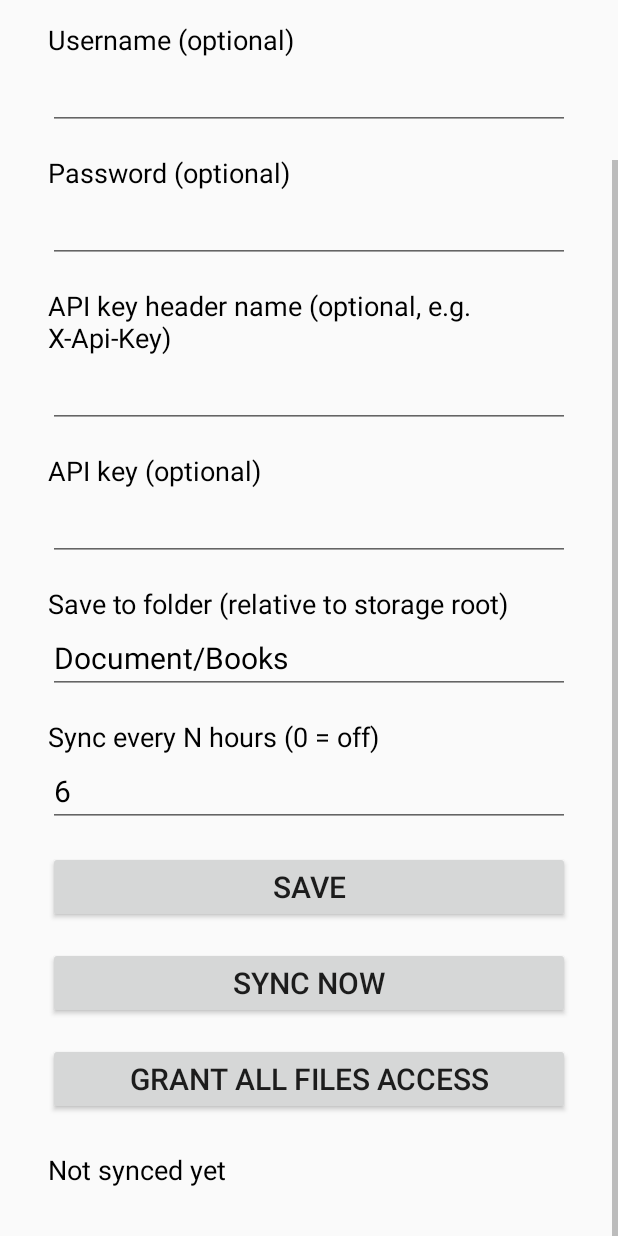
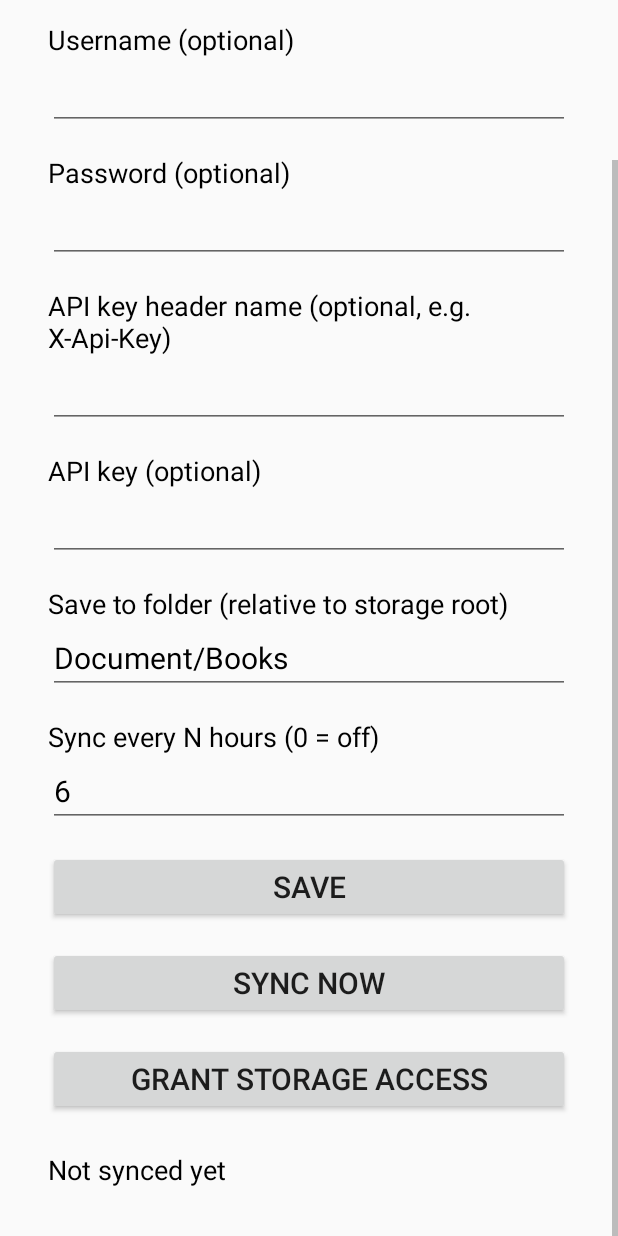
Before and after one commit to FazalAAli/supernote-opds-sync, an Android app: the screen it shows after launch (MainActivity), scrolled down 122 dp, on a phone screen of 412 x 824 dp. Run offline under Robolectric (Android 15) with nearby library versions, the phone set to English and light mode, and no system bars.

Commit message:
feat: request storage access with a runtime prompt
Replace "All files access" (MANAGE_EXTERNAL_STORAGE), which can only be
granted from a settings screen or adb, with WRITE_EXTERNAL_STORAGE and
legacy storage (targetSdk 29 + requestLegacyExternalStorage). Android 11
honours legacy storage for apps targeting 29, so a normal Allow/Deny
prompt grants write access to Document/.

The app asks on first launch. The "Grant storage access" button asks
again, or opens app settings after "Don't ask again". Legacy storage is
decided at install time, so the app tells the user to reinstall if it
isn't in effect.

```diff
--- a/app/src/main/kotlin/io/github/fazalaali/supernoteopds/MainActivity.kt
+++ b/app/src/main/kotlin/io/github/fazalaali/supernoteopds/MainActivity.kt
@@ -1,7 +1,7 @@
 package io.github.fazalaali.supernoteopds
 
+import android.Manifest
 import android.app.Activity
-import android.content.ActivityNotFoundException
 import android.content.Intent
 import android.content.SharedPreferences
 import android.net.Uri
@@ -69,21 +69,31 @@ class MainActivity : Activity() {
             prefs.setStatus(if (h > 0) "Saved. Syncing every $h h." else "Saved. Periodic sync off.")
         }
         findViewById<Button>(R.id.sync).setOnClickListener { SyncWorker.syncNow(this) }
-        findViewById<Button>(R.id.grant).setOnClickListener {
-            try {
-                startActivity(Intent(Settings.ACTION_MANAGE_APP_ALL_FILES_ACCESS_PERMISSION, Uri.parse("package:$packageName")))
-            } catch (e: ActivityNotFoundException) {
-                status.text = "No settings screen. Run:\nadb shell appops set $packageName MANAGE_EXTERNAL_STORAGE allow"
-            }
-        }
+        findViewById<Button>(R.id.grant).setOnClickListener { requestStorage() }
+        // Ask once on launch; the button covers a denial. Not in onResume: a denial would re-prompt forever.
+        if (!canWriteStorage()) requestStorage()
     }
 
     override fun onResume() {
         super.onResume()
         findViewById<View>(R.id.grant).visibility =
-            if (Environment.isExternalStorageManager()) View.GONE else View.VISIBLE
+            if (canWriteStorage()) View.GONE else View.VISIBLE
         status.text = prefs.status
         prefs.cfg.registerOnSharedPreferenceChangeListener(onPrefChange)
+    }
+
+    private fun requestStorage() {
+        if (!Environment.isExternalStorageLegacy()) {
+            status.text = "Scoped storage is enforced on this device; reinstall the app (don't update over an old version)."
+            return
+        }
+        // After "Don't ask again" Android silently denies; send the user to the app's settings instead.
+        if (prefs.cfg.getBoolean("askedStorage", false) && !shouldShowRequestPermissionRationale(Manifest.permission.WRITE_EXTERNAL_STORAGE)) {
+            startActivity(Intent(Settings.ACTION_APPLICATION_DETAILS_SETTINGS, Uri.parse("package:$packageName")))
+            return
+        }
+        prefs.cfg.edit().putBoolean("askedStorage", true).apply()
+        requestPermissions(arrayOf(Manifest.permission.WRITE_EXTERNAL_STORAGE), 1)
     }
 
     override fun onPause() {
--- a/app/src/main/kotlin/io/github/fazalaali/supernoteopds/SyncWorker.kt
+++ b/app/src/main/kotlin/io/github/fazalaali/supernoteopds/SyncWorker.kt
@@ -1,6 +1,8 @@
 package io.github.fazalaali.supernoteopds
 
+import android.Manifest
 import android.content.Context
+import android.content.pm.PackageManager
 import android.os.Environment
 import android.util.Base64
 import android.util.Log
@@ -42,7 +44,7 @@ class SyncWorker(ctx: Context, params: WorkerParameters) : CoroutineWorker(ctx,
             val source = prefs.source
             when {
                 source.url.isBlank() -> fail("Set a feed URL first")
-                !Environment.isExternalStorageManager() -> fail("Grant All files access first")
+                !applicationContext.canWriteStorage() -> fail("Grant storage access first")
                 else -> try {
                     prefs.setStatus("Syncing…")
                     val n = sync(source)
@@ -160,6 +162,11 @@ class SyncWorker(ctx: Context, params: WorkerParameters) : CoroutineWorker(ctx,
     }
 }
 
+/** Write access to shared storage: the runtime permission, plus legacy (non-scoped) storage actually in effect. */
+fun Context.canWriteStorage() =
+    checkSelfPermission(Manifest.permission.WRITE_EXTERNAL_STORAGE) == PackageManager.PERMISSION_GRANTED &&
+        Environment.isExternalStorageLegacy()
+
 /** Title to a safe FAT/ext4 file name. */
 fun fileName(title: String): String =
     title.replace(Regex("""[\\/:*?"<>|\x00-\x1f]"""), "_").trim().trim('.').take(120).ifEmpty { "book" }
--- a/app/src/main/res/layout/activity_main.xml
+++ b/app/src/main/res/layout/activity_main.xml
@@ -40,7 +40,7 @@
 
         <Button android:id="@+id/save" style="@style/Action" android:text="Save" />
         <Button android:id="@+id/sync" style="@style/Action" android:text="Sync now" />
-        <Button android:id="@+id/grant" style="@style/Action" android:text="Grant All files access" />
+        <Button android:id="@+id/grant" style="@style/Action" android:text="Grant storage access" />
 
         <TextView
             android:id="@+id/status"
```
Also changed, not shown: app/build.gradle.kts (+5 -4 lines), app/src/main/AndroidManifest.xml (+5 -3 lines), 1 other file.
